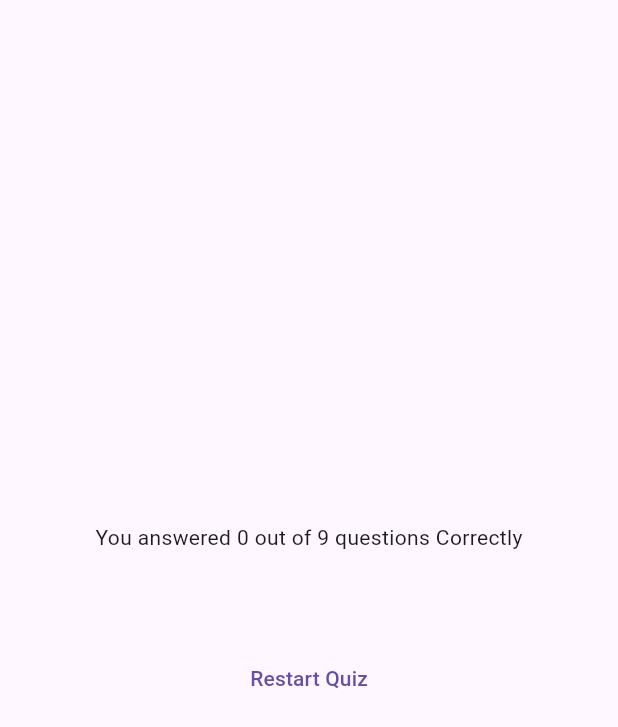
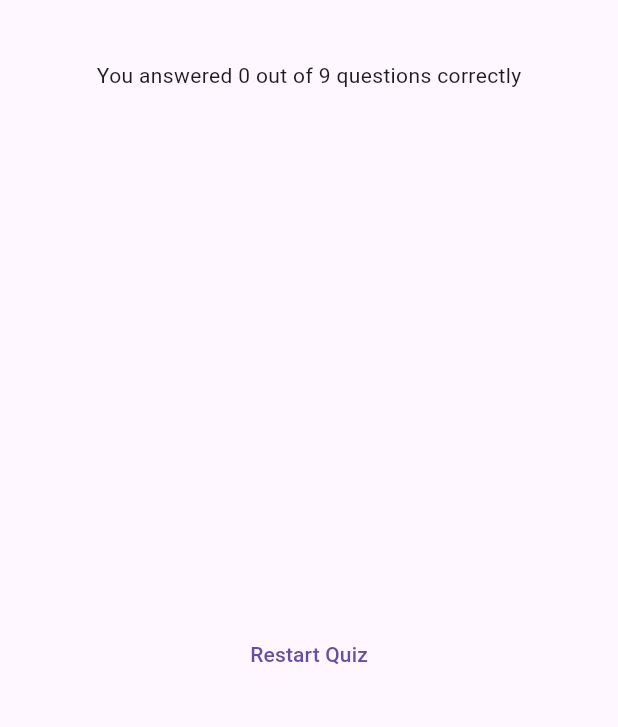
Before and after one commit to AliKhachab/quiz_app, a Flutter app: the ResultsScreen widget shown alone on an empty page, opened directly with empty values, on a phone screen of 412 x 824 dp. Shown: the top 727 px of the screen. Run offline on Flutter 3.47's test engine with Material 3 defaults, Android fonts, the phone set to English and light mode, and no system bars; our stand-ins replace google_fonts.

Commit message:
scrolling answers page

```diff
--- a/lib/question_summary.dart
+++ b/lib/question_summary.dart
@@ -1,7 +1,7 @@
 import 'package:flutter/material.dart';
 
 class QuestionSummary extends StatelessWidget {
-  const QuestionSummary({super.key, required this.summaryData});
+  const QuestionSummary(this.summaryData, {super.key});
 
   final List<Map<String, Object>> summaryData;
 
--- a/lib/results_screen.dart
+++ b/lib/results_screen.dart
@@ -2,7 +2,7 @@ import 'package:flutter/material.dart';
 import 'package:quiz_app/data/questions.dart';
 import 'package:quiz_app/question_summary.dart';
 
-class ResultsScreen extends StatelessWidget{
+class ResultsScreen extends StatelessWidget {
   const ResultsScreen(this.chosenAnswers, this.restartQuiz, {super.key});
 
   final List<String> chosenAnswers;
@@ -28,25 +28,29 @@ class ResultsScreen extends StatelessWidget{
   }
 
   @override
-  Widget build(context)
-  {
+  Widget build(context) {
     return SizedBox(
       width: double.infinity,
+      height: 500,
       child: Container(
         margin: const EdgeInsets.all(40),
-        child:  Column(
+        child: Column(
           mainAxisAlignment: MainAxisAlignment.center,
-          children:  [
-            Text('You answered $correctAnswers out of ${QUESTIONS.length} questions Correctly'),
-            const SizedBox(height:30,),
-            QuestionSummary(summaryData: summaryData),
-            const SizedBox(height:30,),
+          children: [
+            Text(
+              'You answered $correctAnswers out of ${QUESTIONS.length} questions correctly',
+            ),
+            const SizedBox(height: 30),
+            Expanded(
+              child: SingleChildScrollView(child: QuestionSummary(summaryData)),
+            ),
+            const SizedBox(height: 30),
             TextButton(
-              onPressed: (){
+              onPressed: () {
                 restartQuiz();
               },
               child: const Text('Restart Quiz'),
-            )
+            ),
           ],
         ),
       ),
```
